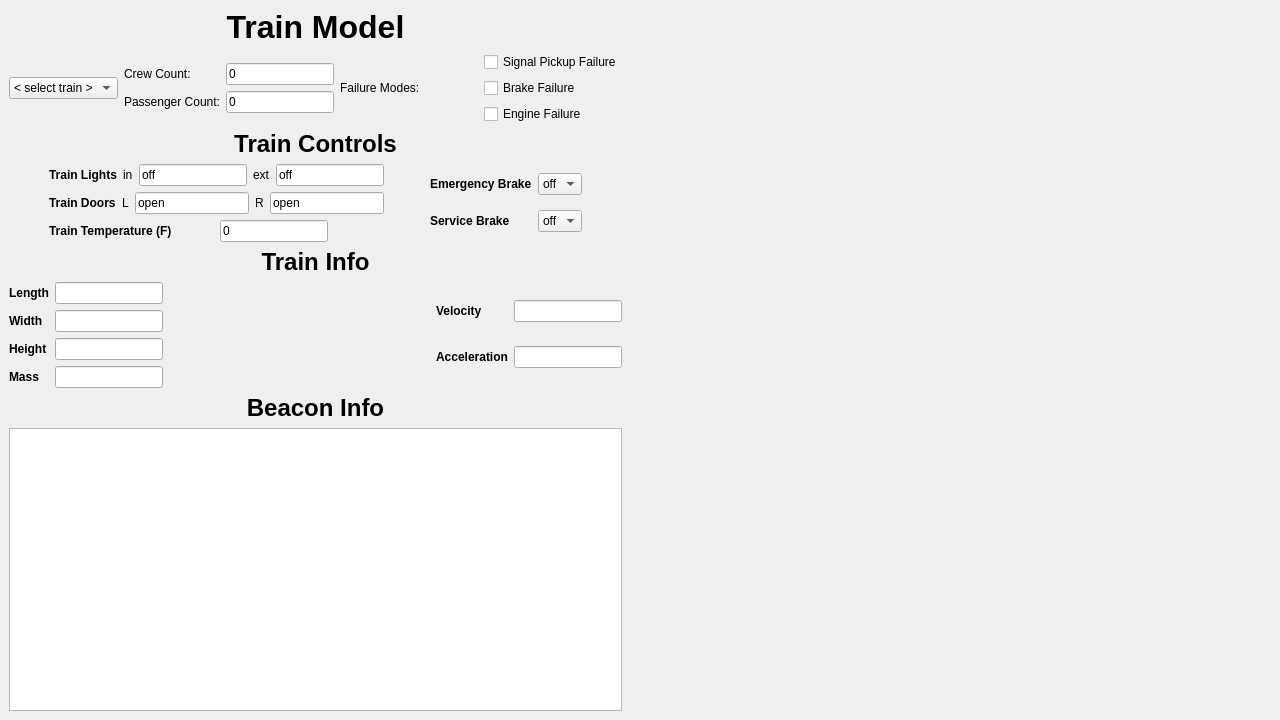
This is Modules/Train_Model/Frontend/Train_Model_UI.ui in keshavshankar08/ECE1140 as Qt 5 draws it before an edit. The edited form follows.
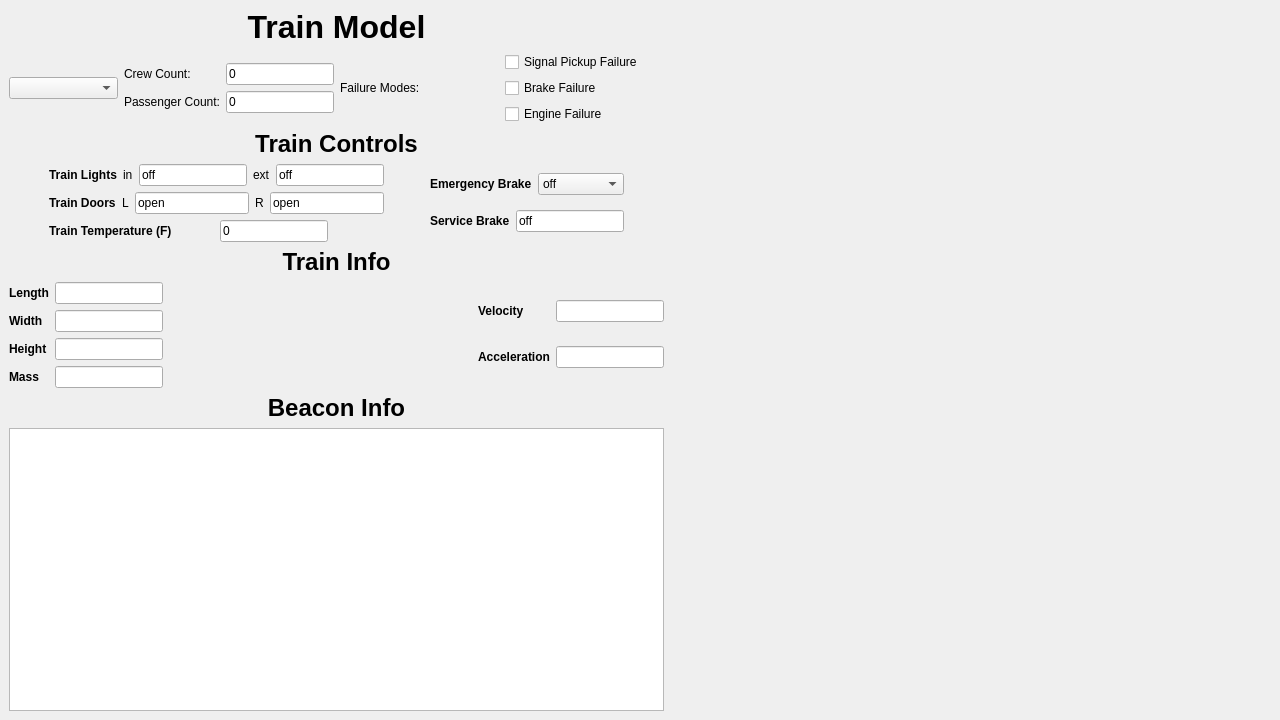
This is the edited form.

Commit message: #98 train model UI hopefully works now haha hahaha

```diff
--- a/Modules/Train_Model/Frontend/Train_Model_UI.ui
+++ b/Modules/Train_Model/Frontend/Train_Model_UI.ui
@@ -96,13 +96,7 @@
                </layout>
               </item>
               <item row="0" column="0">
-               <widget class="QComboBox" name="trainSelectComboBox">
-                <item>
-                 <property name="text">
-                  <string>&lt; select train &gt;</string>
-                 </property>
-                </item>
-               </widget>
+               <widget class="QComboBox" name="trainSelectComboBox"/>
               </item>
              </layout>
             </item>
@@ -337,17 +331,10 @@
                        </widget>
                       </item>
                       <item alignment="Qt::AlignRight">
-                       <widget class="QComboBox" name="sBrakeSelect">
-                        <item>
+                       <widget class="QLineEdit" name="sBrakeDisplay">
                          <property name="text">
                           <string>off</string>
                          </property>
-                        </item>
-                        <item>
-                         <property name="text">
-                          <string>on</string>
-                         </property>
-                        </item>
                        </widget>
                       </item>
                      </layout>
```
Lines whose indentation alone changed are shown as unchanged. The commit also changes 5 other files.
